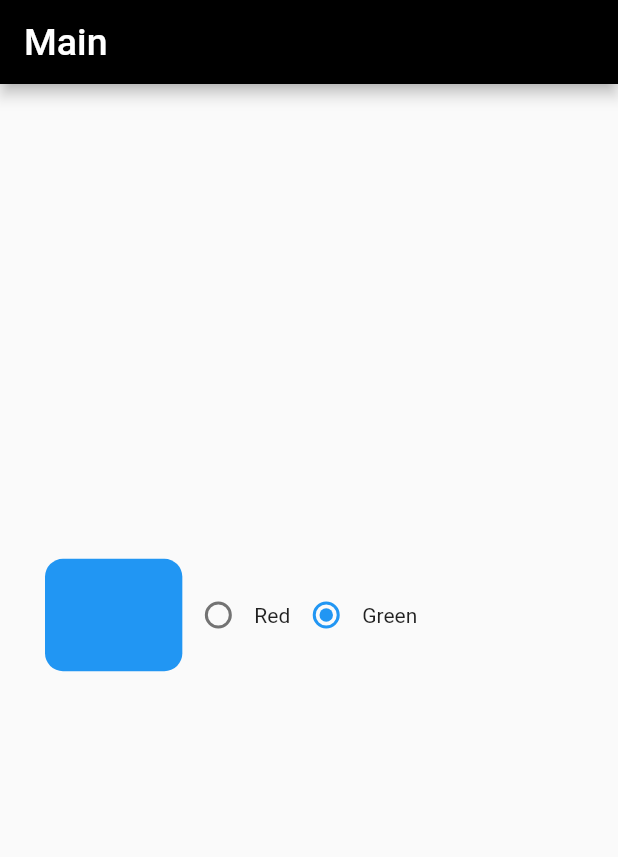
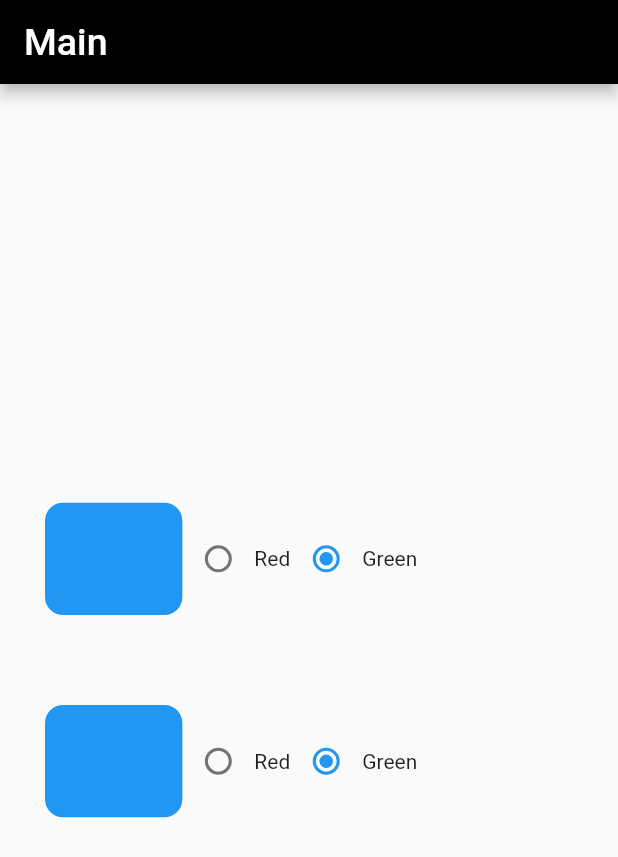
Before and after one commit to GeonwooVincentKim/flutter_sideproject_study, a Flutter app: the screen it shows after launch, on a phone screen of 412 x 824 dp. Shown: the top 857 px of the screen. Run offline on Flutter 3.47's test engine with Material 2 defaults, Android fonts, the phone set to English and light mode, and no system bars; missing offline and left inert: cupertino_text_button.

Commit message:
[Feature] - Successfully implemented features

```diff
--- a/lib/app_screens/body.dart
+++ b/lib/app_screens/body.dart
@@ -1,6 +1,5 @@
 import 'package:flutter/cupertino.dart';
 import 'package:flutter/material.dart';
-import 'package:provider/provider.dart';
 import 'package:yein_design_app/app_screens/home.dart';
 import 'package:yein_design_app/app_screens/page_a.dart';
 import 'package:yein_design_app/app_screens/page_b.dart';
@@ -16,7 +15,9 @@ class Body extends StatelessWidget {
     if (index == 0) {
       return Home(pageId: getTitleText[0]);
     } if (index == 1) {
-      return PageA(pageId: getTitleText[1], color: Colors.black);
+      return PageA(pageId: getTitleText[1]);
+    } if (index == 2) {
+      return PageB(pageId: getTitleText[2]);
     } else {
       return Home(pageId: getTitleText[0]);
     }
--- a/lib/app_screens/home.dart
+++ b/lib/app_screens/home.dart
@@ -62,7 +62,6 @@ class _HomeState extends State<Home> {
                     setState(() {
                       topRadio[0].contents;
                       topRadio[0].color;
-                      print(topRadio[0].color);
                       topId = topRadio[0].value;
                     });
                   },
@@ -87,39 +86,39 @@ class _HomeState extends State<Home> {
               ],
             ),
             const Padding(padding: EdgeInsets.symmetric(vertical: 30)),
-            // Row(
-            //   children: [
-            //     // _widgetSizedTextBoxBottom(context, false, bottomRadio),
-            //     Radio(
-            //       value: bottomRadio[0].value,
-            //       groupValue: bottomId,
-            //       onChanged: (value) {
-            //         setState(() {
-            //           bottomRadio[0].contents;
-            //           bottomRadio[0].color;
-            //           bottomId = bottomRadio[0].value;
-            //         });
-            //       },
-            //     ),
-            //     Text(
-            //       bottomRadio[0].contents,
-            //     ),
-            //     Radio(
-            //       value: bottomRadio[1].value,
-            //       groupValue: bottomId,
-            //       onChanged: (value) {
-            //         setState(() {
-            //           bottomRadio[1].contents;
-            //           bottomRadio[1].color;
-            //           bottomId = bottomRadio[1].value;
-            //         });
-            //       },
-            //     ),
-            //     Text(
-            //       bottomRadio[1].contents,
-            //     )
-            //   ],
-            // ),
+            Row(
+              children: [
+                _widgetSizedTextBoxBottom(context, false, bottomId),
+                Radio(
+                  value: bottomRadio[0].value,
+                  groupValue: bottomId,
+                  onChanged: (value) {
+                    setState(() {
+                      bottomRadio[0].contents;
+                      bottomRadio[0].color;
+                      bottomId = bottomRadio[0].value;
+                    });
+                  },
+                ),
+                Text(
+                  bottomRadio[0].contents,
+                ),
+                Radio(
+                  value: bottomRadio[1].value,
+                  groupValue: bottomId,
+                  onChanged: (value) {
+                    setState(() {
+                      bottomRadio[1].contents;
+                      bottomRadio[1].color;
+                      bottomId = bottomRadio[1].value;
+                    });
+                  },
+                ),
+                Text(
+                  bottomRadio[1].contents,
+                )
+              ],
+            ),
           ],
         )
       ),
--- a/lib/app_screens/page_a.dart
+++ b/lib/app_screens/page_a.dart
@@ -6,8 +6,7 @@ import 'package:yein_design_app/provider/radio_style_provider.dart';
 
 class PageA extends StatefulWidget {
   final String pageId;
-  final Color color;
-  const PageA({super.key, required this.pageId, required this.color});
+  const PageA({super.key, required this.pageId});
 
   @override
   State<PageA> createState() => _PageAState();
--- a/lib/main.dart
+++ b/lib/main.dart
@@ -24,8 +24,8 @@ class MyApp extends StatelessWidget {
         initialRoute: "/",
         routes: {
           "/": (context) => const Body(index: 0),
-          "/pageA": (context) => const PageA(pageId: '', color: Colors.black),
-          // "/pageB": (context) => const PageB(pageId: ''),
+          "/pageA": (context) => const PageA(pageId: ''),
+          "/pageB": (context) => const PageB(pageId: ''),
         },
         onGenerateRoute: (settings) {
           final List<String> pathElements = settings.name!.split("/");
@@ -33,15 +33,15 @@ class MyApp extends StatelessWidget {
           if (pathElements[0] != '') return null;
           if (pathElements[1] == 'pageA') {
             String pageA = pathElements[2];
-            return MaterialPageRoute(builder: (context) => PageA(pageId: pageA, color: Colors.black,), settings: settings);
+            return MaterialPageRoute(builder: (context) => PageA(pageId: pageA), settings: settings);
             // return CupertinoPageRoute(builder: (context) => PageA(pageId: pageA), settings: settings);
           }
 
-          // if (pathElements[2] == 'pageB') {
-          //   String pageB = pathElements[2];
-          //   return MaterialPageRoute(builder: (context) => PageB(pageId: pageB), settings: settings);
-          //   // return CupertinoPageRoute(builder: (context) => PageB(pageId: pageB), settings: settings);
-          // }
+          if (pathElements[2] == 'pageB') {
+            String pageB = pathElements[2];
+            return MaterialPageRoute(builder: (context) => PageB(pageId: pageB), settings: settings);
+            // return CupertinoPageRoute(builder: (context) => PageB(pageId: pageB), settings: settings);
+          }
         },
       )
     );
```
Also changed, not shown: lib/app_screens/page_b.dart (+26 -4 lines).
